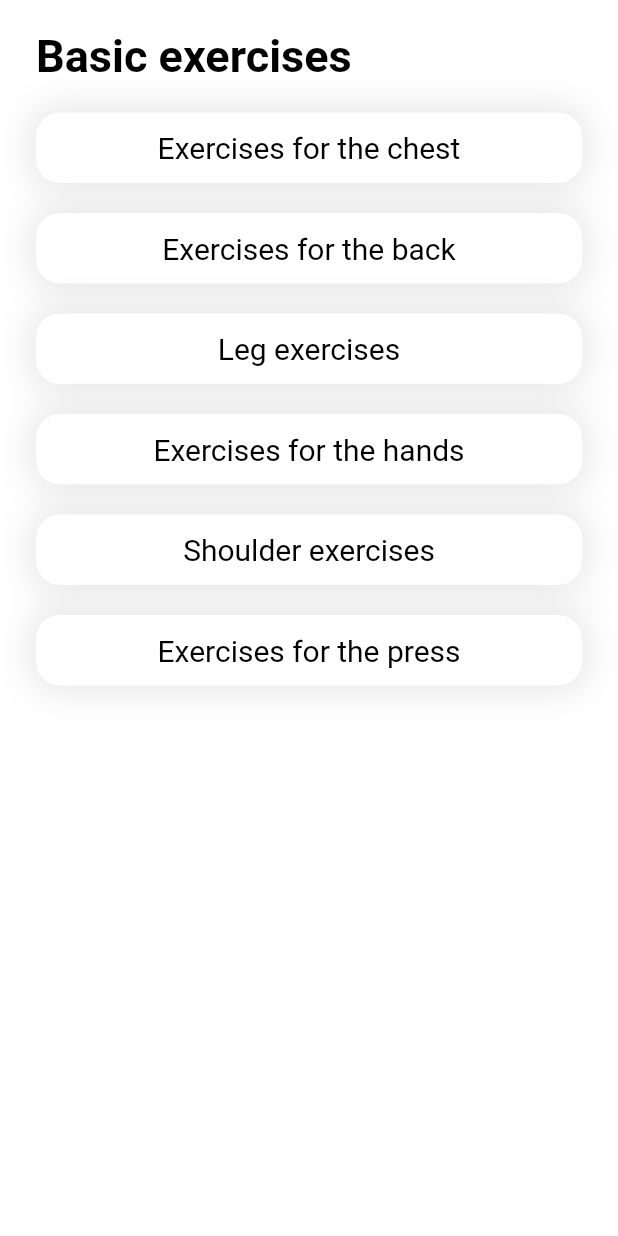
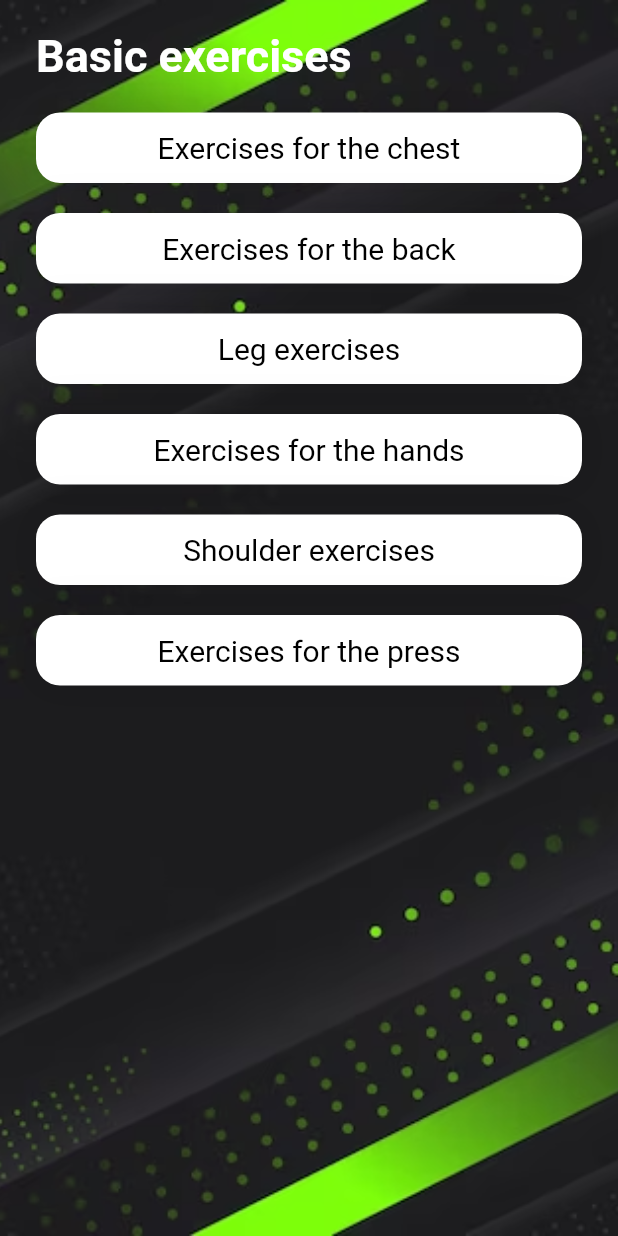
Before and after one commit to VadimKV44/sport_app, a Flutter app: the screen it shows after launch, after a tap on "See basic exercises", on a phone screen of 412 x 824 dp. Run offline on Flutter 3.47's test engine with Material 2 defaults, Android fonts, the phone set to English and light mode, and no system bars; our stand-ins replace bloc, device_info_plus, firebase_core, firebase_remote_config, flutter_bloc, shared_preferences; missing offline and left inert: flutter_inappwebview; accounts and stored records are empty.

Commit message:
Adding a background image

```diff
--- a/lib/View/consts/styles.dart
+++ b/lib/View/consts/styles.dart
@@ -19,6 +19,14 @@ class MainStyles {
     );
   }
 
+  static TextStyle kWhiteColor1W600(double fontSize) {
+    return TextStyle(
+      fontSize: fontSize,
+      fontWeight: FontWeight.w600,
+      color: MainColors.kWhiteColor1,
+    );
+  }
+
   ///   FontWeight.W400
   static TextStyle kBlackColor1W400(double fontSize) {
     return TextStyle(
@@ -27,4 +35,12 @@ class MainStyles {
       color: MainColors.kBlackColor1,
     );
   }
+
+  static TextStyle kWhiteColor1W400(double fontSize) {
+    return TextStyle(
+      fontSize: fontSize,
+      fontWeight: FontWeight.w400,
+      color: MainColors.kWhiteColor1,
+    );
+  }
 }
--- a/lib/View/screens/basic_exercises_screen.dart
+++ b/lib/View/screens/basic_exercises_screen.dart
@@ -1,6 +1,5 @@
 import 'package:flutter/material.dart';
 import 'package:sport_app/Presenter/repository.dart';
-import 'package:sport_app/View/consts/colors.dart';
 import 'package:sport_app/View/consts/strings.dart';
 import 'package:sport_app/View/consts/styles.dart';
 import 'package:sport_app/View/screens/list_exercises_screen.dart';
@@ -12,15 +11,22 @@ class BasicExercisesScreen extends StatelessWidget {
   @override
   Widget build(BuildContext context) {
     return Scaffold(
-      backgroundColor: MainColors.kWhiteColor1,
-      body: SafeArea(
+      body: Stack(
+        children: [
+          Positioned.fill(
+            child: Image.asset(
+              'assets/images/background_image.png',
+              fit: BoxFit.cover,
+            ),
+          ),
+          SafeArea(
             child: Padding(
               padding: const EdgeInsets.symmetric(vertical: 20.0, horizontal: 24.0),
               child: ListView(
                 children: [
                   Text(
                     Strings.basicExercises,
-                style: MainStyles.kBlackColor1W600(30.0),
+                    style: MainStyles.kWhiteColor1W600(30.0),
                   ),
                   const SizedBox(height: 20.0),
                   CustomButtonWidget(
@@ -68,6 +74,8 @@ class BasicExercisesScreen extends StatelessWidget {
               ),
             ),
           ),
+        ],
+      ),
     );
   }
 }
--- a/lib/View/screens/home_screen.dart
+++ b/lib/View/screens/home_screen.dart
@@ -14,7 +14,6 @@ class HomeScreen extends StatefulWidget {
 }
 
 class _HomeScreenState extends State<HomeScreen> {
-
   @override
   void initState() {
     super.initState();
@@ -28,7 +27,17 @@ class _HomeScreenState extends State<HomeScreen> {
         return Scaffold(
           backgroundColor: MainColors.kWhiteColor1,
           body: SafeArea(
-            child: getHomeScreenWidget(state),
+            child: Stack(
+              children: [
+                Positioned.fill(
+                  child: Image.asset(
+                    'assets/images/background_image.png',
+                    fit: BoxFit.cover,
+                  ),
+                ),
+                getHomeScreenWidget(state),
+              ],
+            ),
           ),
         );
       },
--- a/lib/View/screens/list_exercises_screen.dart
+++ b/lib/View/screens/list_exercises_screen.dart
@@ -16,7 +16,15 @@ class ListExercisesScreen extends StatelessWidget {
   Widget build(BuildContext context) {
     return Scaffold(
       backgroundColor: MainColors.kWhiteColor1,
-      body: SafeArea(
+      body: Stack(
+        children: [
+          Positioned.fill(
+            child: Image.asset(
+              'assets/images/background_image.png',
+              fit: BoxFit.cover,
+            ),
+          ),
+          SafeArea(
             child: ListView.builder(
               padding: const EdgeInsets.symmetric(vertical: 20.0, horizontal: 24.0),
               itemCount: exercises.length,
@@ -64,6 +72,8 @@ class ListExercisesScreen extends StatelessWidget {
               },
             ),
           ),
+        ],
+      ),
     );
   }
 }
--- a/lib/View/widgets/plug_widget.dart
+++ b/lib/View/widgets/plug_widget.dart
@@ -15,12 +15,12 @@ class PlugWidget extends StatelessWidget {
         children: [
           Text(
             Strings.basicExercises,
-            style: MainStyles.kBlackColor1W600(30.0),
+            style: MainStyles.kWhiteColor1W600(30.0),
           ),
           const SizedBox(height: 20.0),
           Text(
             Strings.description,
-            style: MainStyles.kBlackColor1W400(24.0),
+            style: MainStyles.kWhiteColor1W400(24.0),
           ),
           const SizedBox(height: 40.0),
           CustomButtonWidget(
```
Also changed, not shown: assets/images/background_image.png (added). Lines whose indentation alone changed are shown as unchanged.
